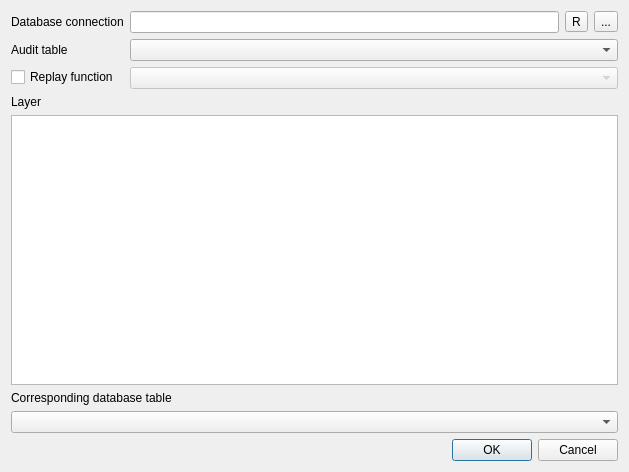
Qt form config.ui (qwat/pg-history-viewer) before a commit.
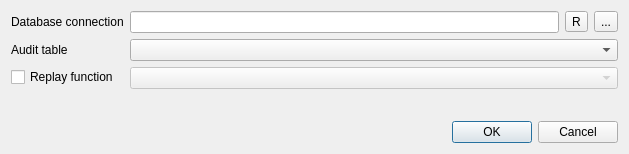
The same form after that commit. Custom widgets are drawn as their Qt base class.

The edit to the form file:
```diff
--- a/config.ui
+++ b/config.ui
@@ -7,7 +7,7 @@
     <x>0</x>
     <y>0</y>
     <width>629</width>
-    <height>472</height>
+    <height>154</height>
    </rect>
   </property>
   <property name="windowTitle">
@@ -76,26 +76,6 @@
      </item>
     </layout>
    </item>
-   <item>
-    <widget class="QLabel" name="label">
-     <property name="text">
-      <string>Layer</string>
-     </property>
-    </widget>
-   </item>
-   <item>
-    <widget class="QgsLayerTreeView" name="treeView"/>
-   </item>
-   <item>
-    <widget class="QLabel" name="label_2">
-     <property name="text">
-      <string>Corresponding database table</string>
-     </property>
-    </widget>
-   </item>
-   <item>
-    <widget class="QComboBox" name="tableCombo"/>
-   </item>
    <item>
     <widget class="QDialogButtonBox" name="buttonBox">
      <property name="orientation">
@@ -108,14 +88,6 @@
    </item>
   </layout>
  </widget>
- <customwidgets>
-  <customwidget>
-   <class>QgsLayerTreeView</class>
-   <extends>QTreeView</extends>
-   <header>qgis.gui</header>
-   <container>1</container>
-  </customwidget>
- </customwidgets>
  <resources/>
  <connections>
   <connection>
```
